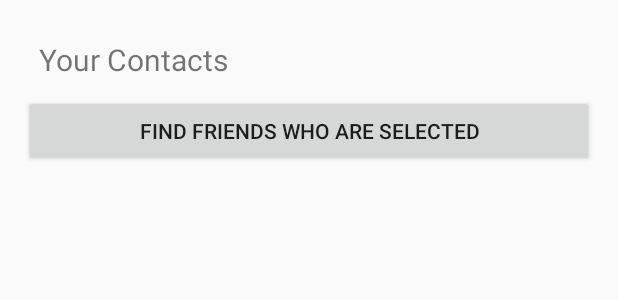
After one commit to yoonshik/StickTogether, an Android app: the layout activity_contact_list.xml on its own in the app's theme, with its tools: preview values and no code run, on a phone screen of 412 x 824 dp. The commit adds this screen. Shown: the top 300 px of the screen. Run offline under Robolectric (Android 15) with nearby library versions, the phone set to English and light mode, and no system bars.

Commit message:
contact checkboxes

```diff
--- a/app/build.gradle
+++ b/app/build.gradle
@@ -30,4 +30,6 @@ dependencies {
     testCompile 'junit:junit:4.12'
     compile 'com.android.support:appcompat-v7:23.1.1'
     compile 'com.google.android.gms:play-services:8.4.0'
+    compile fileTree(dir: 'libs', include: ['*.jar'])
+
 }
--- a/app/src/main/AndroidManifest.xml
+++ b/app/src/main/AndroidManifest.xml
@@ -12,7 +12,8 @@
     <uses-permission android:name="android.permission.ACCESS_NETWORK_STATE" />
     <uses-permission android:name="android.permission.INTERNET" />
     <uses-permission android:name="android.permission.ACCESS_WIFI_STATE" />
-    <uses-permission android:name="android.permission.READ_CONTACTS"/>
+    <uses-permission android:name="android.permission.READ_CONTACTS" />
+    <uses-permission android:name="android.permission.READ_PHONE_STATE" />
 
     <application
         android:allowBackup="true"
@@ -42,6 +43,7 @@
                 <category android:name="android.intent.category.LAUNCHER" />
             </intent-filter>
         </activity>
+        <activity android:name=".ContactListActivity"></activity>
     </application>
 
 </manifest>
--- /dev/null
+++ b/app/src/main/res/layout/activity_contact_list.xml
@@ -0,0 +1,33 @@
+<?xml version="1.0" encoding="utf-8"?>
+<RelativeLayout xmlns:android="http://schemas.android.com/apk/res/android"
+    xmlns:tools="http://schemas.android.com/tools"
+    android:layout_width="match_parent"
+    android:layout_height="match_parent"
+    android:paddingBottom="@dimen/activity_vertical_margin"
+    android:paddingLeft="@dimen/activity_horizontal_margin"
+    android:paddingRight="@dimen/activity_horizontal_margin"
+    android:paddingTop="@dimen/activity_vertical_margin"
+    tools:context="com.yoonshikhong.sticktogether.ContactListActivity">
+
+    <LinearLayout xmlns:android="http://schemas.android.com/apk/res/android"
+        android:layout_width="fill_parent"
+        android:layout_height="fill_parent"
+        android:orientation="vertical" >
+
+        <TextView android:layout_width="fill_parent"
+            android:layout_height="wrap_content" android:padding="10dp"
+            android:text="@string/some_text" android:textSize="20sp" />
+
+
+        <Button
+            android:id="@+id/findSelected"
+            android:layout_width="match_parent"
+            android:layout_height="wrap_content"
+            android:text="Find friends who are selected" />
+
+        <ListView android:id="@+id/listView1" android:layout_width="fill_parent"
+            android:layout_height="fill_parent" />
+
+    </LinearLayout>
+
+</RelativeLayout>
--- /dev/null
+++ b/app/src/main/res/values-w820dp/dimens.xml
@@ -0,0 +1,6 @@
+<resources>
+    <!-- Example customization of dimensions originally defined in res/values/dimens.xml
+         (such as screen margins) for screens with more than 820dp of available width. This
+         would include 7" and 10" devices in landscape (~960dp and ~1280dp respectively). -->
+    <dimen name="activity_horizontal_margin">64dp</dimen>
+</resources>
--- /dev/null
+++ b/app/src/main/res/values/dimens.xml
@@ -0,0 +1,5 @@
+<resources>
+    <!-- Default screen margins, per the Android Design guidelines. -->
+    <dimen name="activity_horizontal_margin">16dp</dimen>
+    <dimen name="activity_vertical_margin">16dp</dimen>
+</resources>
--- a/app/src/main/res/values/strings.xml
+++ b/app/src/main/res/values/strings.xml
@@ -1,5 +1,8 @@
 <resources>
     <string name="app_name">StickTogether</string>
-    <string name="title_activity_maps">Map</string>
+    <string name="title_activity_maps">StickTogether</string>
     <string name="contacts">Contacts</string>
+    <string name="some_text">
+        Your Contacts
+    </string>
 </resources>
```
Also changed, not shown: app/src/main/java/com/yoonshikhong/sticktogether/ContactListActivity.java (added, +226 -0 lines), app/src/main/java/com/yoonshikhong/sticktogether/MapsActivity.java (+20 -8 lines), app/src/main/res/layout/contact_info.xml (added, +26 -0 lines).
